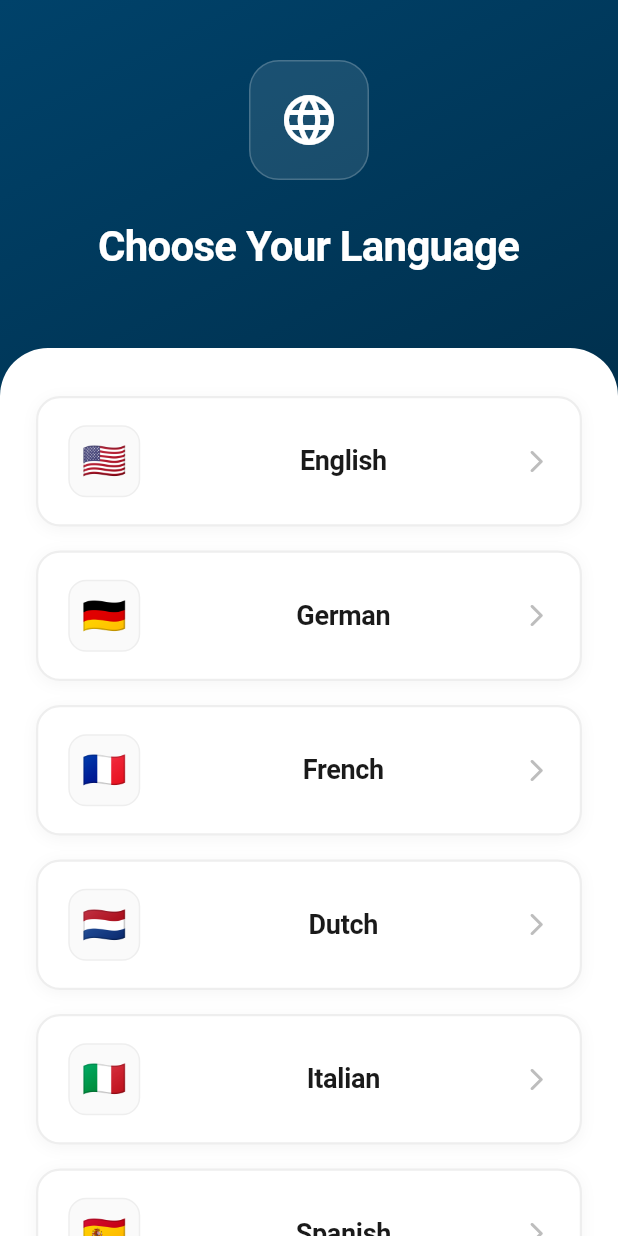
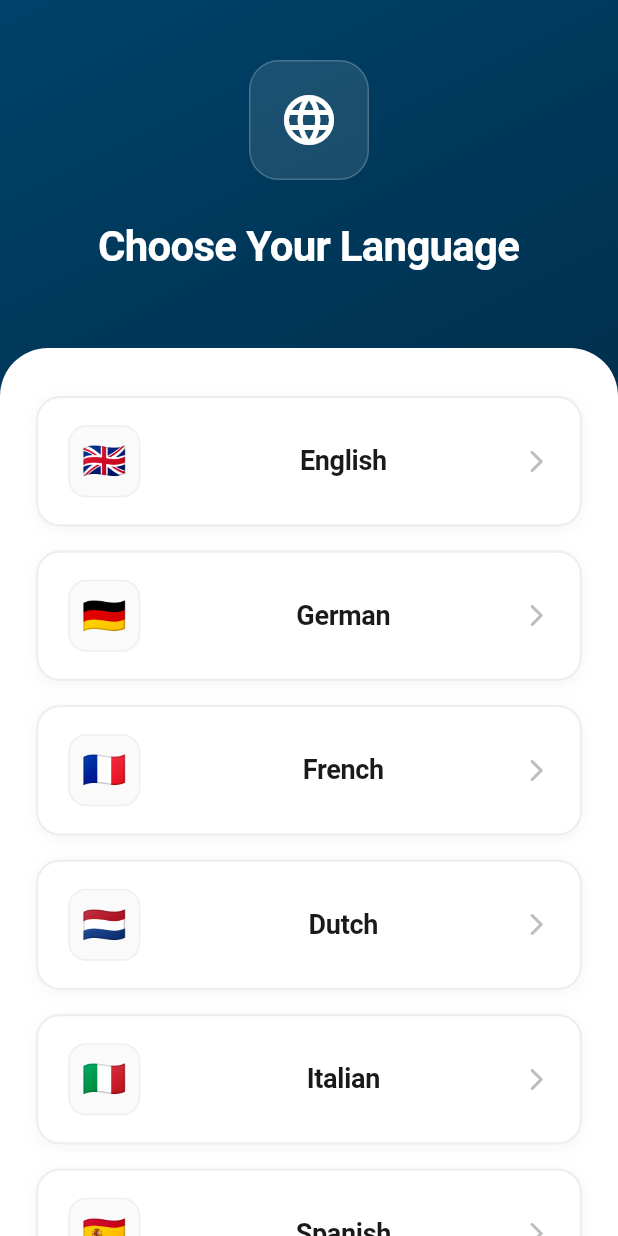
Before and after one commit to konan-91/Balmoral-Castle, a Flutter app: the screen it shows after launch, on a phone screen of 412 x 824 dp. Run offline on Flutter 3.47's test engine with Material 3 defaults, Android fonts, the phone set to English and light mode, and no system bars; our stand-ins replace flutter_markdown; missing offline and left inert: media_kit, media_kit_video; Roboto replaces fonts that are missing (NotoSans).

```diff
--- a/lib/language_selection_screen.dart
+++ b/lib/language_selection_screen.dart
@@ -23,7 +23,7 @@ class _LanguageSelectionScreenState extends State<LanguageSelectionScreen>
   late Animation<Offset> _slideAnimation;
 
   final languages = [
-    {'name': 'English', 'flag': '🇺🇸'},
+    {'name': 'English', 'flag': '🇬🇧'},
     {'name': 'German', 'flag': '🇩🇪'},
     {'name': 'French', 'flag': '🇫🇷'},
     {'name': 'Dutch', 'flag': '🇳🇱'},
--- a/lib/main.dart
+++ b/lib/main.dart
@@ -48,6 +48,7 @@ class MyHomePage extends StatelessWidget {
         child: Scaffold(
           backgroundColor: regalBlue,
           appBar: AppBar(
+            centerTitle: true,
             backgroundColor: regalBlue,
             iconTheme: const IconThemeData(
               color: Colors.white,
```
